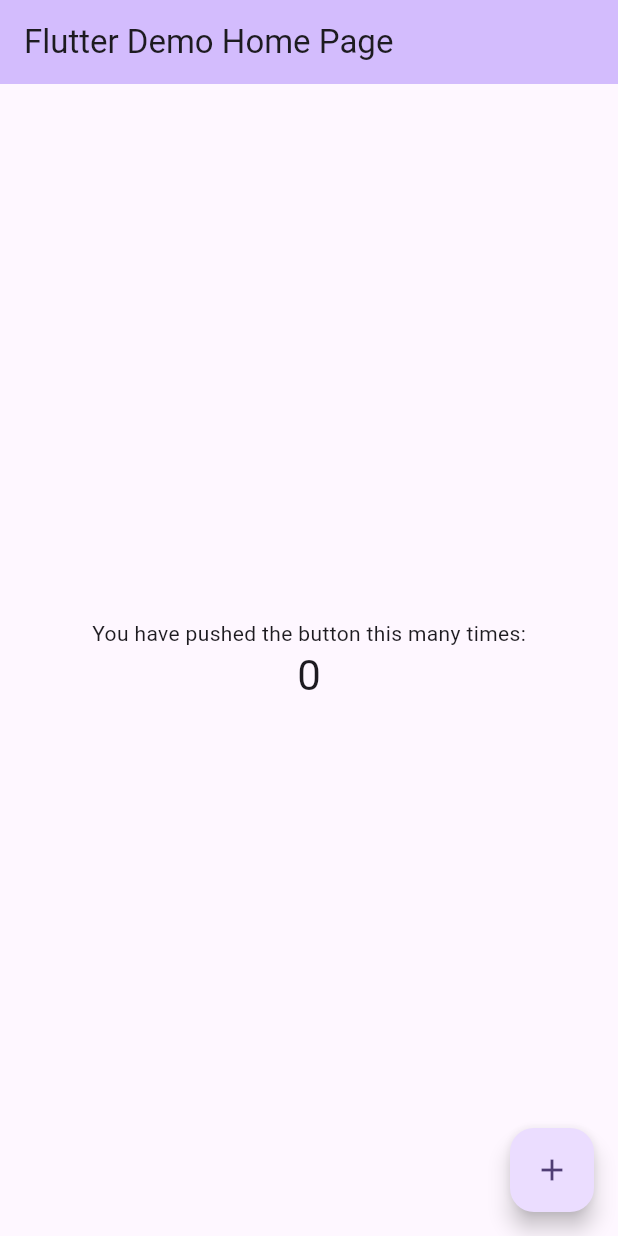
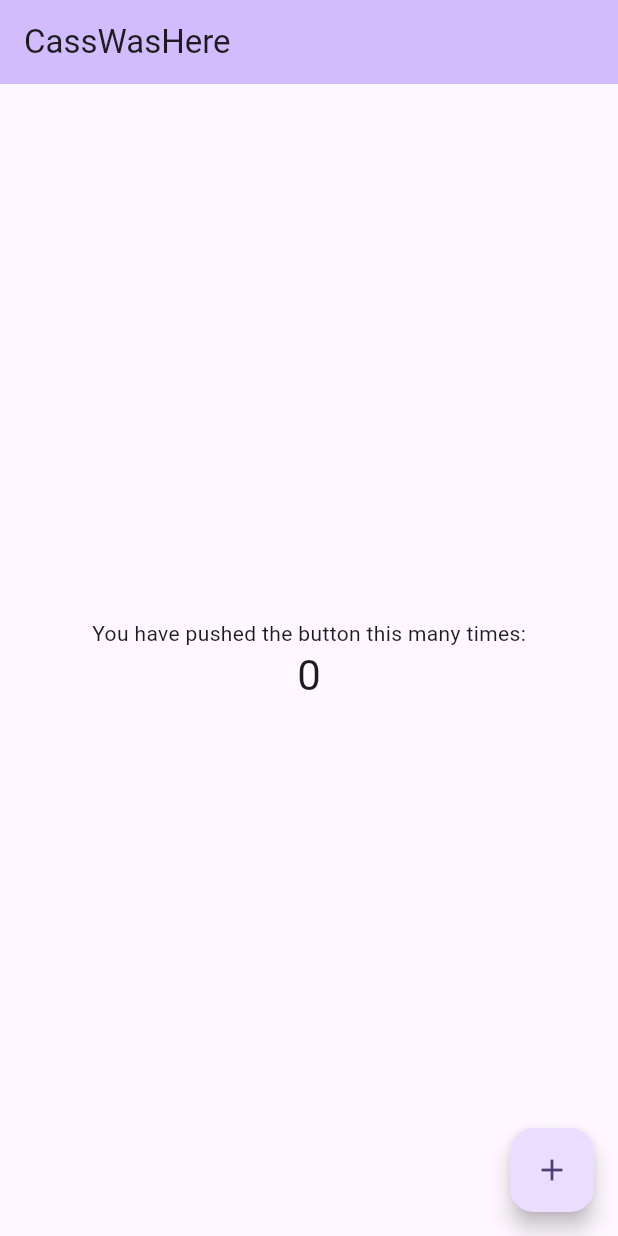
Before and after one commit to cassidym77/Flutter_Buddy, a Flutter app: the screen it shows after launch, on a phone screen of 412 x 824 dp. Run offline on Flutter 3.47's test engine with Material 3 defaults, Android fonts, the phone set to English and light mode, and no system bars.

Commit message:
- CassWasHere Title

```diff
--- a/duo_app/lib/main.dart
+++ b/duo_app/lib/main.dart
@@ -31,7 +31,7 @@ class MyApp extends StatelessWidget {
         colorScheme: ColorScheme.fromSeed(seedColor: Colors.deepPurple),
         useMaterial3: true,
       ),
-      home: const MyHomePage(title: 'Flutter Demo Home Page'),
+      home: const MyHomePage(title: 'CassWasHere'),
     );
   }
 }
```
